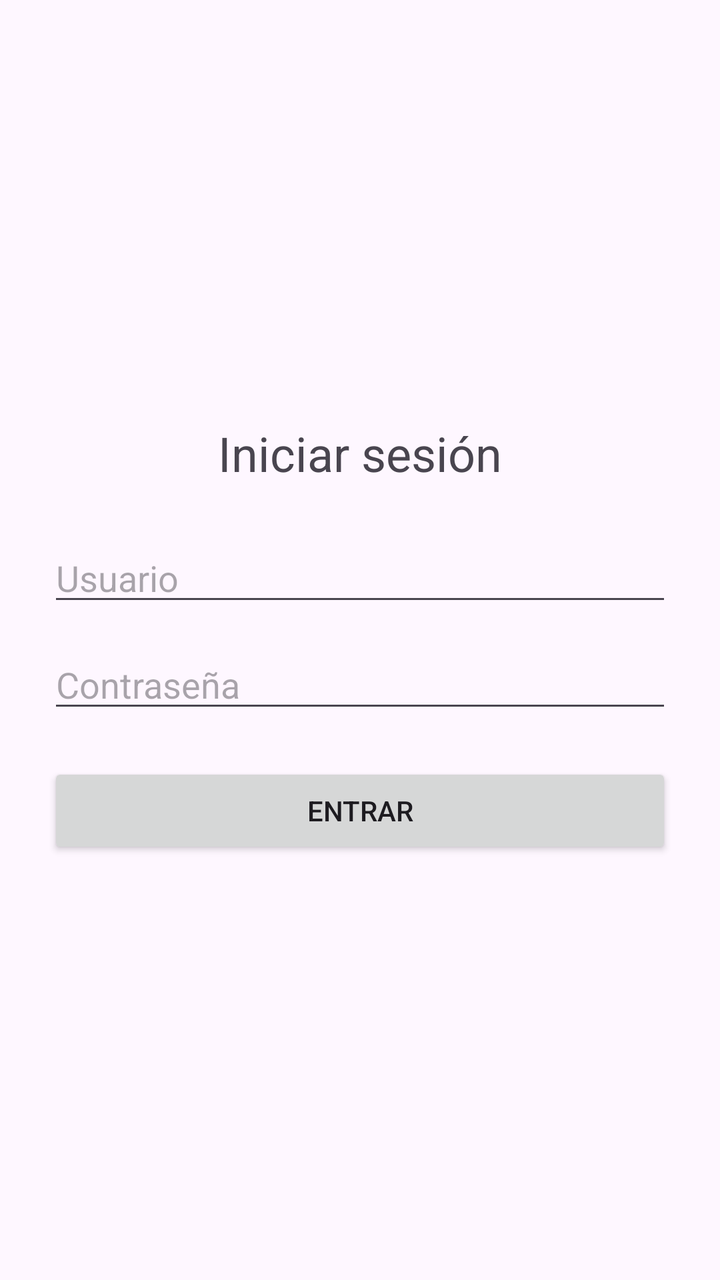
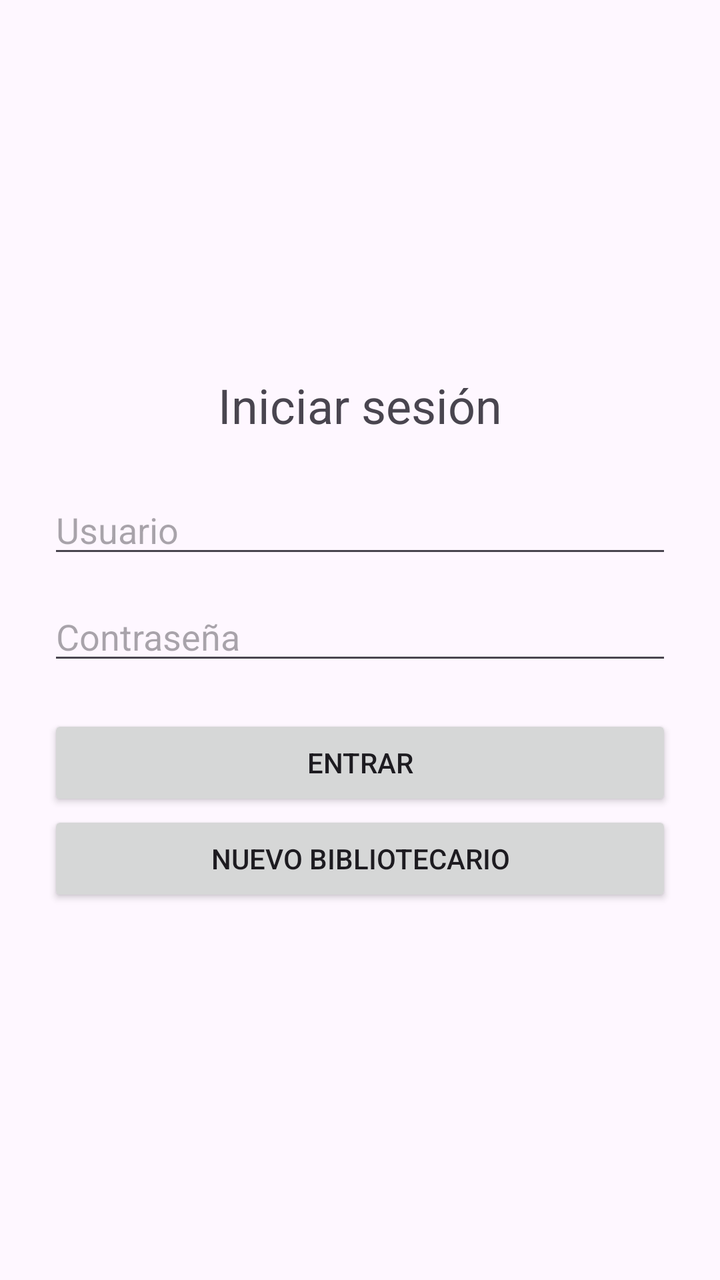

Before-and-after screenshots of an Android layout around one commit, followed by the original layout XML and the change that was made.
<!-- AndroidManifest.xml: application theme Theme.BibliotecaApp -->
<!-- res/layout/activity_login.xml -->
<?xml version="1.0" encoding="utf-8"?>
<LinearLayout xmlns:android="http://schemas.android.com/apk/res/android"
    android:layout_width="match_parent"
    android:layout_height="match_parent"
    android:gravity="center"
    android:orientation="vertical"
    android:padding="24dp">

    <TextView
        android:layout_width="wrap_content"
        android:layout_height="wrap_content"
        android:text="Iniciar sesión"
        android:textSize="24sp"
        android:layout_marginBottom="24dp" />

    <EditText
        android:id="@+id/etUsuario"
        android:layout_width="match_parent"
        android:layout_height="wrap_content"
        android:hint="Usuario"
        android:inputType="text"
        android:layout_marginBottom="12dp" />

    <EditText
        android:id="@+id/etPassword"
        android:layout_width="match_parent"
        android:layout_height="wrap_content"
        android:hint="Contraseña"
        android:inputType="textPassword"
        android:layout_marginBottom="20dp" />

    <Button
        android:id="@+id/btnLogin"
        android:layout_width="match_parent"
        android:layout_height="wrap_content"
        android:text="Entrar" />

</LinearLayout>
<!-- resources referenced by this layout -->
<resources>
  <style name="Theme.BibliotecaApp" parent="Base.Theme.BibliotecaApp" />
  <style name="Base.Theme.BibliotecaApp" parent="Theme.Material3.DayNight.NoActionBar">
          
          
      </style>
</resources>

<!-- the commit's change to res/layout/activity_login.xml (unified diff, before → after) -->
@@ -35,4 +35,10 @@
         android:layout_height="wrap_content"
         android:text="Entrar" />
 
+    <Button
+        android:id="@+id/btnNuevoBibliotecario"
+        android:layout_width="match_parent"
+        android:layout_height="wrap_content"
+        android:text="Nuevo bibliotecario" />
+
 </LinearLayout>
